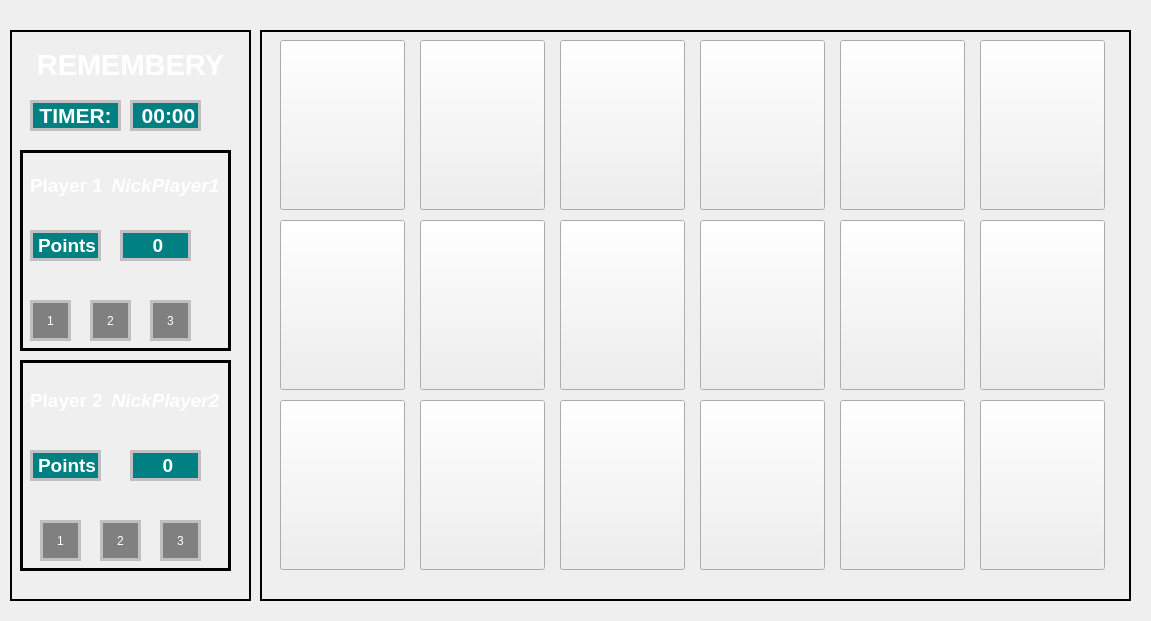
Above: main code/gamewindow.ui from A-HiDALGO/Proyecto1 before the change. Below: the same form after it.
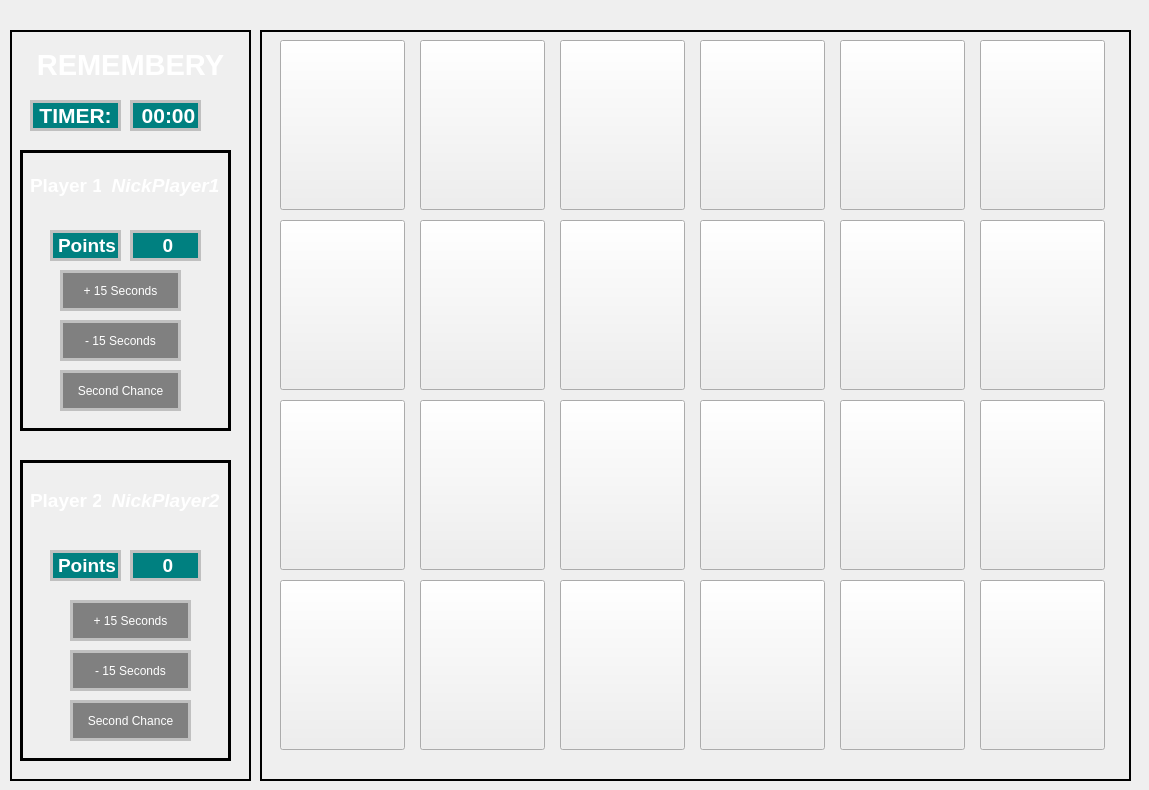
That is the form after the change. Icons and pictures are not drawn.

Commit message: more cards and pups

```diff
--- a/main code/gamewindow.ui
+++ b/main code/gamewindow.ui
@@ -6,8 +6,8 @@
    <rect>
     <x>0</x>
     <y>0</y>
-    <width>1151</width>
-    <height>621</height>
+    <width>1149</width>
+    <height>790</height>
    </rect>
   </property>
   <property name="windowTitle">
@@ -27,7 +27,7 @@
       <x>260</x>
       <y>30</y>
       <width>871</width>
-      <height>571</height>
+      <height>751</height>
      </rect>
     </property>
     <property name="styleSheet">
@@ -331,6 +331,102 @@
       <string/>
      </property>
     </widget>
+    <widget class="QPushButton" name="card_19">
+     <property name="geometry">
+      <rect>
+       <x>20</x>
+       <y>550</y>
+       <width>125</width>
+       <height>170</height>
+      </rect>
+     </property>
+     <property name="styleSheet">
+      <string notr="true">background-image: url(:/back_card.png);</string>
+     </property>
+     <property name="text">
+      <string/>
+     </property>
+    </widget>
+    <widget class="QPushButton" name="card_20">
+     <property name="geometry">
+      <rect>
+       <x>160</x>
+       <y>550</y>
+       <width>125</width>
+       <height>170</height>
+      </rect>
+     </property>
+     <property name="styleSheet">
+      <string notr="true">background-image: url(:/back_card.png);</string>
+     </property>
+     <property name="text">
+      <string/>
+     </property>
+    </widget>
+    <widget class="QPushButton" name="card_21">
+     <property name="geometry">
+      <rect>
+       <x>300</x>
+       <y>550</y>
+       <width>125</width>
+       <height>170</height>
+      </rect>
+     </property>
+     <property name="styleSheet">
+      <string notr="true">background-image: url(:/back_card.png);</string>
+     </property>
+     <property name="text">
+      <string/>
+     </property>
+    </widget>
+    <widget class="QPushButton" name="card_22">
+     <property name="geometry">
+      <rect>
+       <x>440</x>
+       <y>550</y>
+       <width>125</width>
+       <height>170</height>
+      </rect>
+     </property>
+     <property name="styleSheet">
+      <string notr="true">background-image: url(:/back_card.png);</string>
+     </property>
+     <property name="text">
+      <string/>
+     </property>
+    </widget>
+    <widget class="QPushButton" name="card_23">
+     <property name="geometry">
+      <rect>
+       <x>580</x>
+       <y>550</y>
+       <width>125</width>
+       <height>170</height>
+      </rect>
+     </property>
+     <property name="styleSheet">
+      <string notr="true">background-image: url(:/back_card.png);</string>
+     </property>
+     <property name="text">
+      <string/>
+     </property>
+    </widget>
+    <widget class="QPushButton" name="card_24">
+     <property name="geometry">
+      <rect>
+       <x>720</x>
+       <y>550</y>
+       <width>125</width>
+       <height>170</height>
+      </rect>
+     </property>
+     <property name="styleSheet">
+      <string notr="true">background-image: url(:/back_card.png);</string>
+     </property>
+     <property name="text">
+      <string/>
+     </property>
+    </widget>
    </widget>
    <widget class="QFrame" name="StatusBar">
     <property name="geometry">
@@ -338,7 +434,7 @@
       <x>10</x>
       <y>30</y>
       <width>241</width>
-      <height>571</height>
+      <height>751</height>
      </rect>
     </property>
     <property name="styleSheet">
@@ -390,50 +486,48 @@
 border-radius
 }
 
-#pup1{
+#PowerUp1{
 qproperty-alignment: AlignCenter;
 background: gray;
 border: 3px solid silver;
-border-radius
+border-radius 
 }
-#pup2 {
+
+#PowerUp2 {
 qproperty-alignment: AlignCenter;
 background: gray;
 border: 3px solid silver;
 border-radius 
 }
 
-
-#pup3{
+#PowerUp3{
 qproperty-alignment: AlignCenter;
 background: gray;
 border: 3px solid silver;
 border-radius
 }
 
-#pup1_2{
+#PowerUp1_P2{
 qproperty-alignment: AlignCenter;
 background: gray;
 border: 3px solid silver;
 border-radius
 }
 
-#pup2_2{
+#PowerUp2_P2{
 qproperty-alignment: AlignCenter;
 background: gray;
 border: 3px solid silver;
 border-radius
 }
 
-#pup3_2{
+#PowerUp3_P2{
 qproperty-alignment: AlignCenter;
 background: gray;
 border: 3px solid silver;
 border-radius
 }
 
-
-
 #frameP1{
 qproperty-alignment: AlignCenter;
 border: 3px solid Black;
@@ -443,7 +537,8 @@
 qproperty-alignment: AlignCenter;
 border: 3px solid Black;
 border-radius
-}</string>
+}
+</string>
     </property>
     <property name="frameShape">
      <enum>QFrame::StyledPanel</enum>
@@ -529,11 +624,11 @@
        <x>10</x>
        <y>120</y>
        <width>211</width>
-       <height>201</height>
+       <height>281</height>
       </rect>
      </property>
      <property name="styleSheet">
-      <string notr="true"/>
+      <string notr="true">\</string>
      </property>
      <property name="frameShape">
       <enum>QFrame::StyledPanel</enum>
@@ -544,7 +639,7 @@
      <widget class="QLabel" name="PointsP1">
       <property name="geometry">
        <rect>
-        <x>100</x>
+        <x>110</x>
         <y>80</y>
         <width>71</width>
         <height>31</height>
@@ -585,7 +680,7 @@
      <widget class="QLabel" name="txtPointsPlayer1">
       <property name="geometry">
        <rect>
-        <x>10</x>
+        <x>30</x>
         <y>80</y>
         <width>71</width>
         <height>31</height>
@@ -626,43 +721,46 @@
        <string>&lt;html&gt;&lt;head/&gt;&lt;body&gt;&lt;p align=&quot;center&quot;&gt;&lt;span style=&quot; font-size:14pt; font-style:italic;&quot;&gt;NickPlayer1&lt;/span&gt;&lt;/p&gt;&lt;/body&gt;&lt;/html&gt;</string>
       </property>
      </widget>
-     <widget class="QPushButton" name="pup1">
+     <widget class="QPushButton" name="PowerUp3">
       <property name="geometry">
        <rect>
-        <x>10</x>
-        <y>150</y>
-        <width>41</width>
+        <x>40</x>
+        <y>220</y>
+        <width>121</width>
         <height>41</height>
        </rect>
       </property>
       <property name="text">
-       <string>1</string>
+       <string>Second Chance</string>
       </property>
      </widget>
-     <widget class="QPushButton" name="pup3">
+     <widget class="QPushButton" name="PowerUp2">
       <property name="geometry">
        <rect>
-        <x>130</x>
-        <y>150</y>
-        <width>41</width>
+        <x>40</x>
+        <y>170</y>
+        <width>121</width>
         <height>41</height>
        </rect>
       </property>
       <property name="text">
-       <string>3</string>
+       <string>- 15 Seconds</string>
       </property>
      </widget>
-     <widget class="QPushButton" name="pup2">
+     <widget class="QPushButton" name="PowerUp1">
       <property name="geometry">
        <rect>
-        <x>70</x>
-        <y>150</y>
-        <width>41</width>
+        <x>40</x>
+        <y>120</y>
+        <width>121</width>
         <height>41</height>
        </rect>
       </property>
+      <property name="styleSheet">
+       <string notr="true"/>
+      </property>
       <property name="text">
-       <string>2</string>
+       <string>+ 15 Seconds</string>
       </property>
      </widget>
     </widget>
@@ -670,9 +768,9 @@
      <property name="geometry">
       <rect>
        <x>10</x>
-       <y>330</y>
+       <y>430</y>
        <width>211</width>
-       <height>211</height>
+       <height>301</height>
       </rect>
      </property>
      <property name="frameShape">
@@ -684,7 +782,7 @@
      <widget class="QLabel" name="txtPointsPlayer2">
       <property name="geometry">
        <rect>
-        <x>10</x>
+        <x>30</x>
         <y>90</y>
         <width>71</width>
         <height>31</height>
@@ -766,43 +864,43 @@
        <string>&lt;html&gt;&lt;head/&gt;&lt;body&gt;&lt;p align=&quot;center&quot;&gt;0&lt;/p&gt;&lt;/body&gt;&lt;/html&gt;</string>
       </property>
      </widget>
-     <widget class="QPushButton" name="pup2_2">
+     <widget class="QPushButton" name="PowerUp2_P2">
       <property name="geometry">
        <rect>
-        <x>80</x>
-        <y>160</y>
-        <width>41</width>
+        <x>50</x>
+        <y>190</y>
+        <width>121</width>
         <height>41</height>
        </rect>
       </property>
       <property name="text">
-       <string>2</string>
+       <string>- 15 Seconds</string>
       </property>
      </widget>
-     <widget class="QPushButton" name="pup1_2">
+     <widget class="QPushButton" name="PowerUp1_P2">
       <property name="geometry">
        <rect>
-        <x>20</x>
-        <y>160</y>
-        <width>41</width>
+        <x>50</x>
+        <y>140</y>
+        <width>121</width>
         <height>41</height>
        </rect>
       </property>
       <property name="text">
-       <string>1</string>
+       <string>+ 15 Seconds</string>
       </property>
      </widget>
-     <widget class="QPushButton" name="pup3_2">
+     <widget class="QPushButton" name="PowerUp3_P2">
       <property name="geometry">
        <rect>
-        <x>140</x>
-        <y>160</y>
-        <width>41</width>
+        <x>50</x>
+        <y>240</y>
+        <width>121</width>
         <height>41</height>
        </rect>
       </property>
       <property name="text">
-       <string>3</string>
+       <string>Second Chance</string>
       </property>
      </widget>
     </widget>
```
The commit also changes 7 other files.
